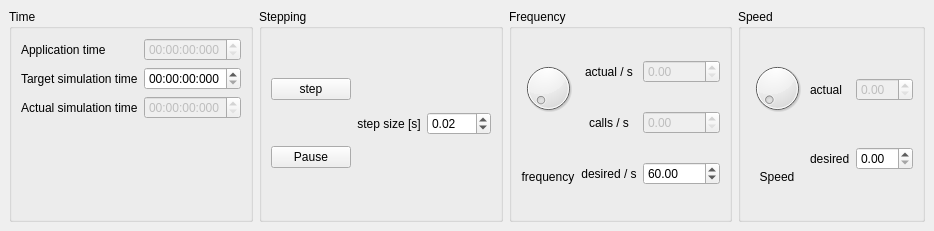
This is src/simulation.runner.qt/timecontrol.ui in toeb/sine as Qt 5 draws it before an edit. The edited form follows.
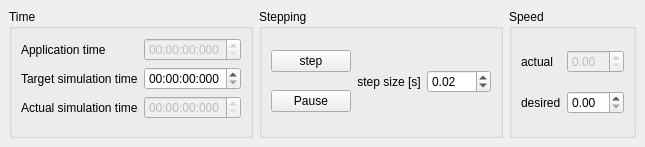
This is the edited form.

```diff
--- a/src/simulation.runner.qt/timecontrol.ui
+++ b/src/simulation.runner.qt/timecontrol.ui
@@ -6,8 +6,8 @@
    <rect>
     <x>0</x>
     <y>0</y>
-    <width>934</width>
-    <height>231</height>
+    <width>601</width>
+    <height>147</height>
    </rect>
   </property>
   <property name="windowTitle">
@@ -17,131 +17,6 @@
    <layout class="QGridLayout" name="gridLayout_2">
     <item row="0" column="2">
      <layout class="QHBoxLayout" name="horizontalLayout">
-      <item>
-       <widget class="QGroupBox" name="groupBox">
-        <property name="enabled">
-         <bool>true</bool>
-        </property>
-        <property name="autoFillBackground">
-         <bool>false</bool>
-        </property>
-        <property name="title">
-         <string>Frequency</string>
-        </property>
-        <property name="flat">
-         <bool>false</bool>
-        </property>
-        <property name="checkable">
-         <bool>false</bool>
-        </property>
-        <layout class="QHBoxLayout" name="horizontalLayout_11">
-         <item>
-          <layout class="QHBoxLayout" name="horizontalLayout_5">
-           <item>
-            <layout class="QVBoxLayout" name="verticalLayout_6">
-             <item>
-              <widget class="QDial" name="frequencyDial">
-               <property name="minimum">
-                <number>1</number>
-               </property>
-               <property name="maximum">
-                <number>250</number>
-               </property>
-              </widget>
-             </item>
-             <item>
-              <widget class="QLabel" name="label_9">
-               <property name="text">
-                <string>frequency</string>
-               </property>
-               <property name="alignment">
-                <set>Qt::AlignCenter</set>
-               </property>
-              </widget>
-             </item>
-            </layout>
-           </item>
-           <item>
-            <layout class="QVBoxLayout" name="verticalLayout_4">
-             <item>
-              <layout class="QHBoxLayout" name="horizontalLayout_7">
-               <item>
-                <widget class="QLabel" name="label_10">
-                 <property name="text">
-                  <string>actual / s</string>
-                 </property>
-                 <property name="alignment">
-                  <set>Qt::AlignCenter</set>
-                 </property>
-                </widget>
-               </item>
-               <item>
-                <widget class="QDoubleSpinBox" name="actualFrequency">
-                 <property name="enabled">
-                  <bool>false</bool>
-                 </property>
-                 <property name="maximum">
-                  <double>99999.000000000000000</double>
-                 </property>
-                </widget>
-               </item>
-              </layout>
-             </item>
-             <item>
-              <layout class="QHBoxLayout" name="horizontalLayout_3">
-               <item>
-                <widget class="QLabel" name="label_11">
-                 <property name="text">
-                  <string>calls / s</string>
-                 </property>
-                 <property name="alignment">
-                  <set>Qt::AlignCenter</set>
-                 </property>
-                </widget>
-               </item>
-               <item>
-                <widget class="QDoubleSpinBox" name="callFrequency">
-                 <property name="enabled">
-                  <bool>false</bool>
-                 </property>
-                 <property name="maximum">
-                  <double>99999.000000000000000</double>
-                 </property>
-                </widget>
-               </item>
-              </layout>
-             </item>
-             <item>
-              <layout class="QHBoxLayout" name="horizontalLayout_6">
-               <item>
-                <widget class="QLabel" name="label_8">
-                 <property name="text">
-                  <string>desired / s</string>
-                 </property>
-                 <property name="alignment">
-                  <set>Qt::AlignCenter</set>
-                 </property>
-                </widget>
-               </item>
-               <item>
-                <widget class="QDoubleSpinBox" name="desiredFrequency">
-                 <property name="maximum">
-                  <double>99999.000000000000000</double>
-                 </property>
-                 <property name="value">
-                  <double>60.000000000000000</double>
-                 </property>
-                </widget>
-               </item>
-              </layout>
-             </item>
-            </layout>
-           </item>
-          </layout>
-         </item>
-        </layout>
-       </widget>
-      </item>
       <item>
        <widget class="QGroupBox" name="groupBox_2">
         <property name="title">
@@ -150,30 +25,6 @@
         <layout class="QHBoxLayout" name="horizontalLayout_12">
          <item>
           <layout class="QHBoxLayout" name="horizontalLayout_10">
-           <item>
-            <layout class="QVBoxLayout" name="verticalLayout_7">
-             <item>
-              <widget class="QDial" name="speedDial">
-               <property name="singleStep">
-                <number>1</number>
-               </property>
-               <property name="value">
-                <number>1</number>
-               </property>
-              </widget>
-             </item>
-             <item>
-              <widget class="QLabel" name="label_4">
-               <property name="text">
-                <string>Speed</string>
-               </property>
-               <property name="alignment">
-                <set>Qt::AlignCenter</set>
-               </property>
-              </widget>
-             </item>
-            </layout>
-           </item>
            <item>
             <layout class="QVBoxLayout" name="verticalLayout_3">
              <item>
```
